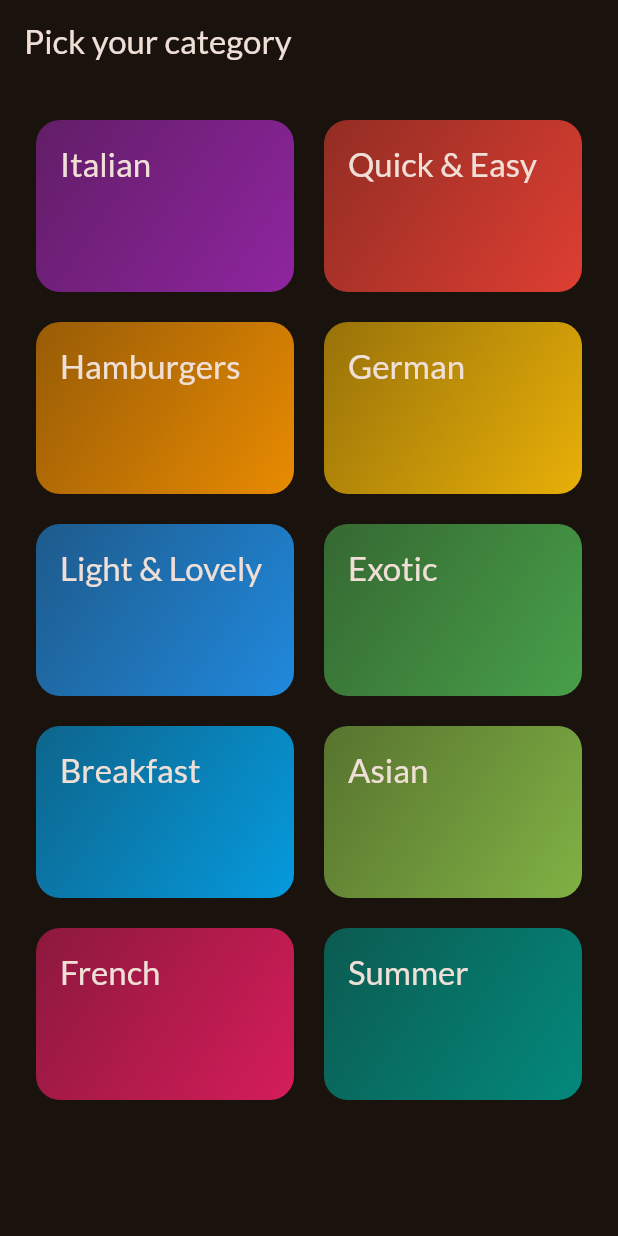
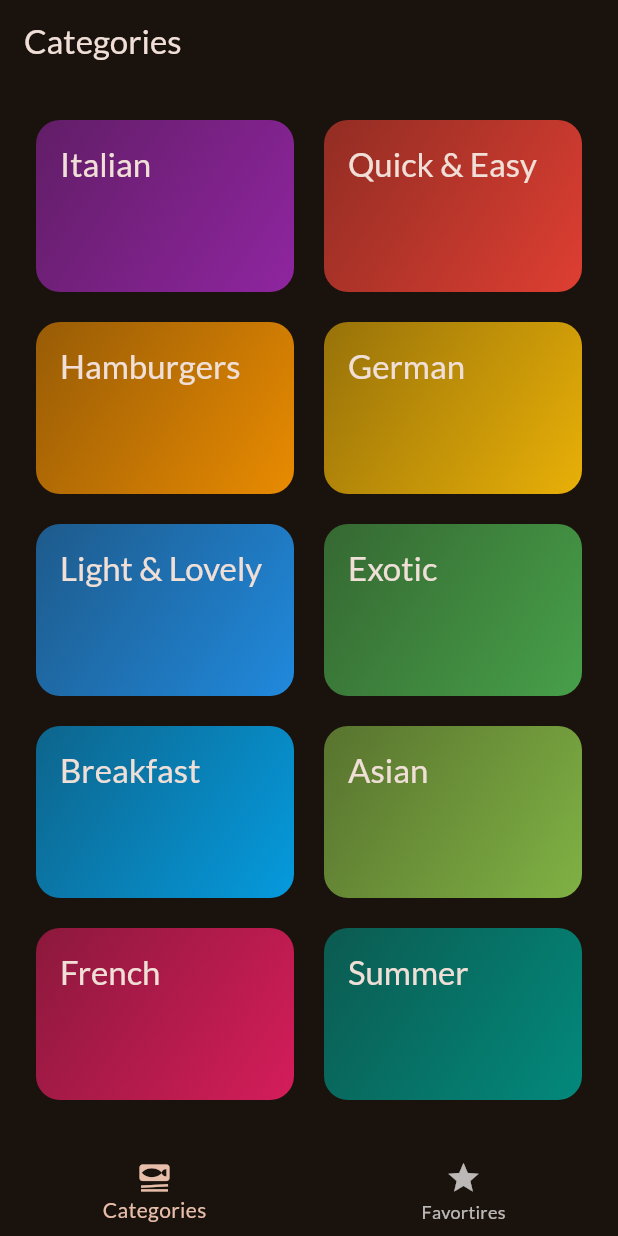
Before and after one commit to AndroidKarlos/meals, a Flutter app: the screen it shows after launch, on a phone screen of 412 x 824 dp. Run offline on Flutter 3.47's test engine with Material 2 defaults, Android fonts, the phone set to English and light mode, and no system bars; our stand-ins replace google_fonts, transparent_image.

Commit message:
implemente tab navigation and marked as a favorite meal feature(bad way)

```diff
--- a/lib/main.dart
+++ b/lib/main.dart
@@ -1,7 +1,7 @@
 import 'package:flutter/material.dart';
 
 import 'package:google_fonts/google_fonts.dart';
-import 'package:meals/screens/categories.dart';
+import 'package:meals/screens/tabs.dart';
 
 final theme = ThemeData(
   useMaterial3: true,
@@ -23,7 +23,7 @@ class App extends StatelessWidget {
   Widget build(BuildContext context) {
     return MaterialApp(
       theme: theme,
-      home: const CategoriesScreen(),
+      home: const TabsScreen(),
     );
   }
 }
--- a/lib/screens/categories.dart
+++ b/lib/screens/categories.dart
@@ -1,20 +1,29 @@
 import 'package:flutter/material.dart';
 import 'package:meals/data/dummy_data.dart';
 import 'package:meals/model/category.dart';
+import 'package:meals/model/meal.dart';
 import 'package:meals/screens/meals.dart';
 import 'package:meals/widgets/category_grid_item.dart';
 
 class CategoriesScreen extends StatelessWidget {
-  const CategoriesScreen({super.key});
+  const CategoriesScreen({
+    super.key,
+    required this.onToggleFavorite,
+  });
+
+  final void Function(Meal meal) onToggleFavorite;
 
   void _selectCategory(BuildContext context, Category category) {
-   final filteredMeals =  dummyMeals.where((meal) => meal.categories.contains(category.id)).toList();
+    final filteredMeals = dummyMeals
+        .where((meal) => meal.categories.contains(category.id))
+        .toList();
 
     Navigator.of(context).push(
       MaterialPageRoute(
         builder: (ctx) => MealsScreen(
           title: category.title,
           meals: filteredMeals,
+          onToggleFavorite: onToggleFavorite,
         ),
       ),
     );
@@ -22,11 +31,7 @@ class CategoriesScreen extends StatelessWidget {
 
   @override
   Widget build(BuildContext context) {
-    return Scaffold(
-      appBar: AppBar(
-        title: const Text('Pick your category'),
-      ),
-      body: GridView(
+    return GridView(
       padding: const EdgeInsets.all(24),
       gridDelegate: const SliverGridDelegateWithFixedCrossAxisCount(
         crossAxisCount: 2,
@@ -36,11 +41,13 @@ class CategoriesScreen extends StatelessWidget {
       ),
       children: [
         for (final category in availableCategories)
-            CategoryGridItem(category: category, onSelectCategory: () {
+          CategoryGridItem(
+            category: category,
+            onSelectCategory: () {
               _selectCategory(context, category);
-            },)
+            },
+          )
       ],
-      ),
     );
   }
 }
--- /dev/null
+++ b/lib/screens/tabs.dart
@@ -0,0 +1,86 @@
+import 'package:flutter/material.dart';
+import 'package:meals/model/meal.dart';
+import 'package:meals/screens/categories.dart';
+import 'package:meals/screens/meals.dart';
+
+class TabsScreen extends StatefulWidget {
+  const TabsScreen({super.key});
+
+  @override
+  State<TabsScreen> createState() {
+    return _TabsScreenState();
+  }
+}
+
+class _TabsScreenState extends State<TabsScreen> {
+  final List<Meal> _favoriteMeals = [];
+  int _selectedPageIndex = 0;
+
+  void _showInfoMessage(String message) {
+    ScaffoldMessenger.of(context).clearSnackBars();
+    ScaffoldMessenger.of(context).showSnackBar(
+      SnackBar(
+        content: Text(message),
+      ),
+    );
+  }
+
+  void _toggleMealFavoriteStatus(Meal meal) {
+    final isExisting = _favoriteMeals.contains(meal);
+
+    if (isExisting) {
+      setState(() {
+        _favoriteMeals.remove(meal);
+      });
+      _showInfoMessage('Meal is no longer a favorite');
+    } else {
+      setState(() {
+        _favoriteMeals.add(meal);
+      });
+      _showInfoMessage('Marked as a favorite!');
+    }
+  }
+
+  void _selectPage(int index) {
+    setState(() {
+      _selectedPageIndex = index;
+    });
+  }
+
+  @override
+  Widget build(BuildContext context) {
+    Widget activePage = CategoriesScreen(
+      onToggleFavorite: _toggleMealFavoriteStatus,
+    );
+    String activePageTitle = 'Categories';
+
+    if (_selectedPageIndex == 1) {
+      activePage = MealsScreen(
+        meals: _favoriteMeals,
+        onToggleFavorite: _toggleMealFavoriteStatus,
+      );
+      activePageTitle = 'Your Favorites';
+    }
+
+    return Scaffold(
+      appBar: AppBar(
+        title: Text(activePageTitle),
+      ),
+      body: activePage,
+      bottomNavigationBar: BottomNavigationBar(
+        onTap: _selectPage,
+        currentIndex: _selectedPageIndex,
+        items: const [
+          BottomNavigationBarItem(
+            icon: Icon(Icons.set_meal),
+            label: 'Categories',
+          ),
+          BottomNavigationBarItem(
+            icon: Icon(Icons.star),
+            label: 'Favortires',
+          )
+        ],
+      ),
+    );
+  }
+}
```
Also changed, not shown: lib/screens/meal_details.dart (+22 -7 lines), lib/screens/meals.dart (+10 -3 lines). Lines whose indentation alone changed are shown as unchanged.
